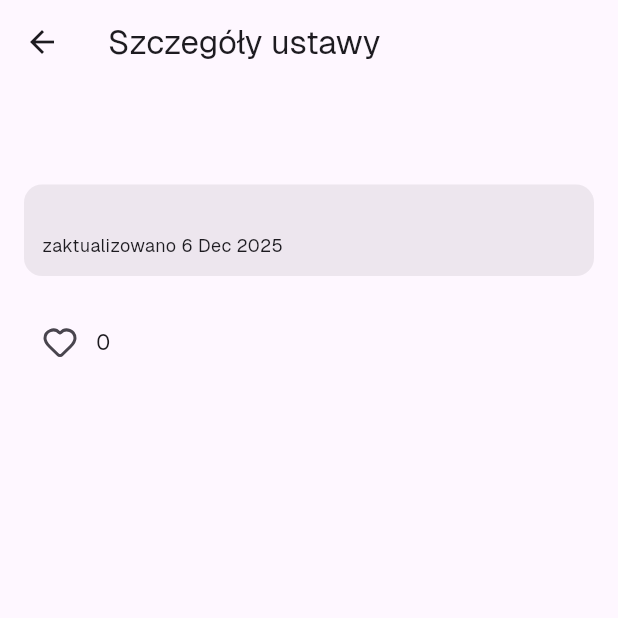
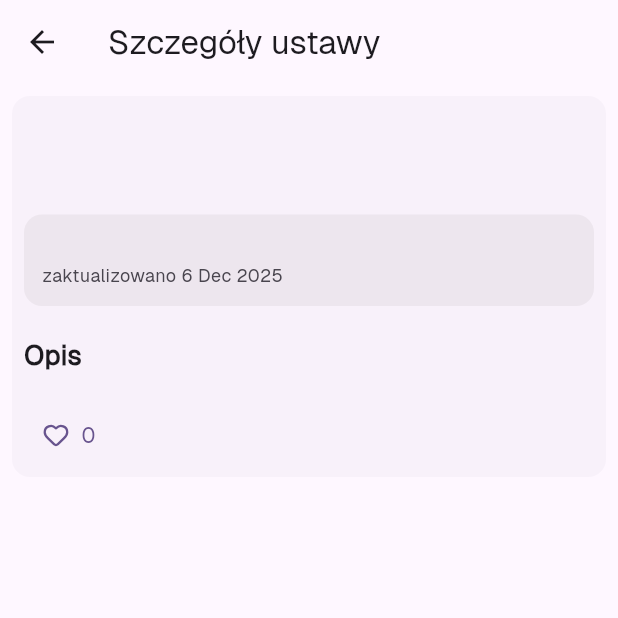
Before and after one commit to Schoji/LatwaUstawa, a Flutter app: the PostPage screen opened directly with empty values, on a phone screen of 412 x 824 dp, the top half of it. Run offline on Flutter 3.47's test engine with Material 3 defaults, Android fonts, the phone set to English and light mode, and no system bars; our stand-ins replace flutter_widget_from_html, lucide_icons_flutter; project files that could hold a hidden picture were left out.

Commit message:
Changed post_page and colors.

```diff
--- a/frontend/lib/post/post_page.dart
+++ b/frontend/lib/post/post_page.dart
@@ -4,6 +4,20 @@ import 'package:intl/intl.dart';
 import 'package:latwe_ustawy/models/post_model.dart';
 import 'package:latwe_ustawy/post/widgets/tag_badge.dart';
 import 'package:lucide_icons_flutter/lucide_icons.dart';
+
+String fixHtmlList(String html) {
+  return html
+      .replaceAll(
+        '<ul>',
+        '<br><br>',
+      ) // Usuwamy otwarcie listy (to ono robi wcięcie)
+      .replaceAll('</ul>', '') // Usuwamy zamknięcie
+      .replaceAll('<li>', '• ') // Zamieniamy punkt listy na kropkę z paszczą
+      .replaceAll(
+        '</li>',
+        '<br><br>',
+      ); // Zamieniamy koniec punktu na nową linię (x2 żeby był odstęp)
+}
 
 class PostPage extends StatelessWidget {
   const PostPage({super.key, required this.post});
@@ -18,14 +32,22 @@ class PostPage extends StatelessWidget {
       body: SingleChildScrollView(
         child: Padding(
           padding: const EdgeInsets.all(8.0),
+          child: Container(
+            decoration: BoxDecoration(
+              color: colors.surfaceContainerLow,
+              borderRadius: BorderRadius.circular(12),
+            ),
             child: Padding(
               padding: const EdgeInsets.all(8.0),
               child: Column(
-              spacing: 10,
+                crossAxisAlignment: CrossAxisAlignment.start,
+                spacing: 20,
                 children: [
                   Row(
                     spacing: 10,
-                  children: post.tags.map((tag) => TagBadge(tag: tag)).toList(),
+                    children: post.tags
+                        .map((tag) => TagBadge(tag: tag))
+                        .toList(),
                   ),
                   Text(
                     post.title,
@@ -39,7 +61,7 @@ class PostPage extends StatelessWidget {
                     child: Padding(
                       padding: const EdgeInsets.all(12.0),
                       child: Row(
-                      mainAxisAlignment: MainAxisAlignment.start,
+                        mainAxisAlignment: MainAxisAlignment.spaceBetween,
                         children: [
                           Column(
                             crossAxisAlignment: CrossAxisAlignment.start,
@@ -47,23 +69,56 @@ class PostPage extends StatelessWidget {
                               Text(post.representativeName),
                               Text(
                                 "zaktualizowano ${DateFormat('d MMM yyyy').format(post.submissionDate)}",
-                              style: TextStyle(fontSize: 12),
+                                style: TextStyle(
+                                  fontSize: 12,
+                                  color: colors.onSurfaceVariant,
+                                ),
                               ),
                             ],
+                          ),
+                          Text(
+                            post.sourceId,
+                            style: TextStyle(
+                              fontSize: 12,
+                              color: colors.onSurfaceVariant,
+                            ),
                           ),
                         ],
                       ),
                     ),
                   ),
-                HtmlWidget(post.aiSummary),
-                Row(
-                  crossAxisAlignment: CrossAxisAlignment.center,
+                  Column(
+                    crossAxisAlignment: CrossAxisAlignment.start,
                     children: [
-                    IconButton(onPressed: () {}, icon: Icon(LucideIcons.heart)),
-                    Text(post.likesCount.toString()),
+                      Text(
+                        "Opis",
+                        style: TextStyle(
+                          fontSize: 18,
+                          fontWeight: FontWeight.bold,
+                        ),
+                      ),
+                      HtmlWidget(
+                        fixHtmlList(post.aiSummary),
+
+                        textStyle: TextStyle(
+                          fontSize: 15,
+                          height: 1.4,
+                          color: Theme.of(context).colorScheme.onSurface,
+                        ),
+                      ),
                     ],
                   ),
+
+                  TextButton.icon(
+                    onPressed: () {},
+                    style: const ButtonStyle(
+                      tapTargetSize: MaterialTapTargetSize.shrinkWrap,
+                    ),
+                    icon: Icon(LucideIcons.heart),
+                    label: Text(post.likesCount.toString()),
+                  ),
                 ],
+              ),
             ),
           ),
         ),
```
Lines whose indentation alone changed are shown as unchanged.
